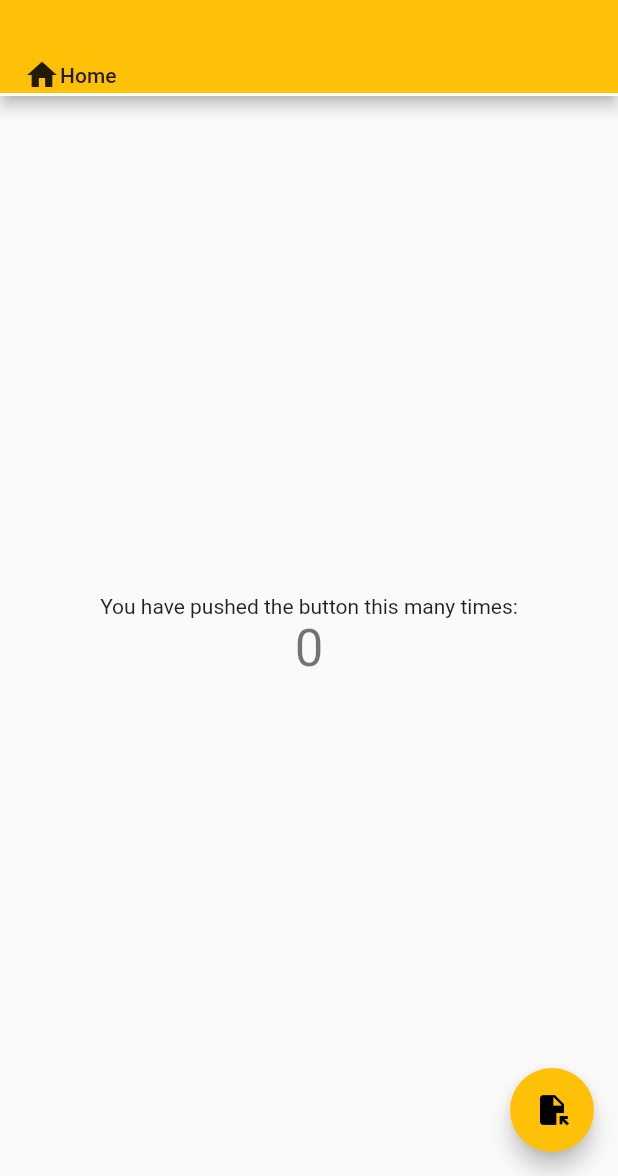
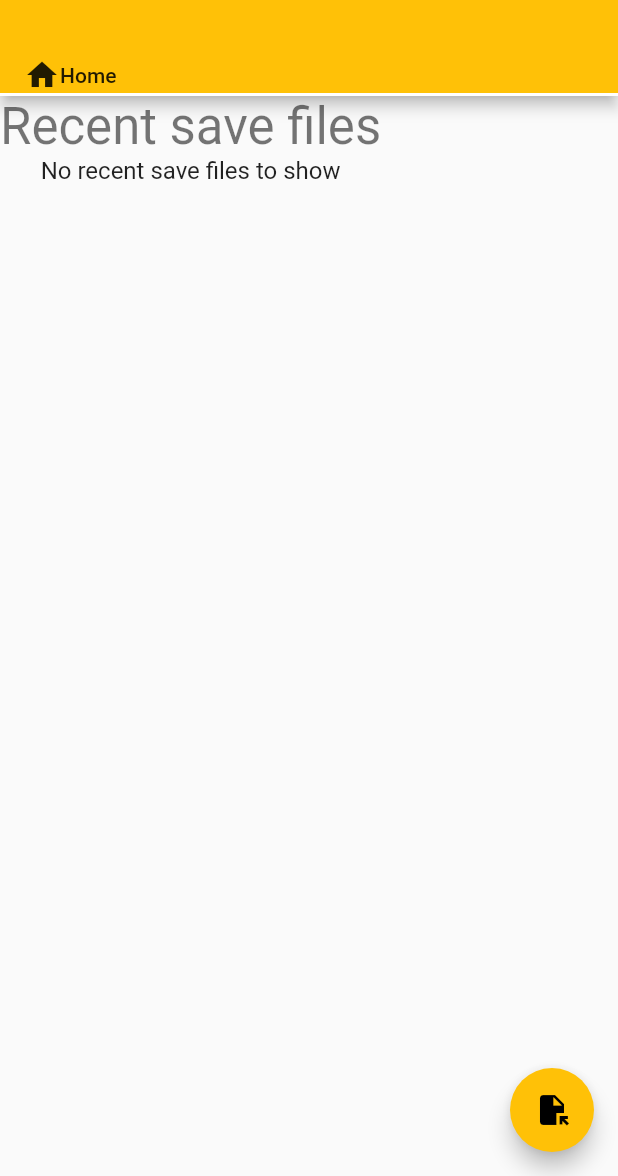
Before and after one commit to GeorgeF0/fallout-shelter-save-editor, a Flutter app: the screen it shows after launch, on a phone screen of 412 x 824 dp, the part 60-1236 px from its top. Run offline on Flutter 3.47's test engine with Material 2 defaults, Android fonts, the phone set to English and light mode, and no system bars; our stand-ins replace shared_preferences.

Commit message:
Worked on main page

```diff
--- a/lib/main.dart
+++ b/lib/main.dart
@@ -96,19 +96,38 @@ class _MyHomePageState extends State<MyHomePage> {
         text: const Text("Home"),
         body: Tab(
           child: Scaffold(
-            body: Center(
-              child: Column(
-                mainAxisAlignment: MainAxisAlignment.center,
-                children: <Widget>[
-                  const Text(
-                    'You have pushed the button this many times:',
-                  ),
-                  Text(
-                    '$_counter',
-                    style: Theme.of(context).textTheme.headline4,
-                  ),
-                ],
-              ),
+            body: Column(
+              mainAxisAlignment: MainAxisAlignment.start,
+              children: <Widget>[
+                Text(
+                  'Recent save files',
+                  style: Theme.of(context).textTheme.headline4
+                ),
+                FutureBuilder(
+                  builder: (context, snapshot) {
+                    if (snapshot.hasData) {
+                      final data = snapshot.data!;
+                      if (data.recentSaves.isEmpty) {
+                        return Text(
+                          "No recent save files to show",
+                          style: Theme.of(context).textTheme.subtitle1,
+                        );
+                      } else {
+                        return Expanded(
+                          child: ListView(
+                            children: data.recentSaves.map((x) => Text(x)).toList(),
+                          )
+                        );
+                      }
+                    } else if (snapshot.hasError) {
+                      return const Text("Could not load recent saves list");
+                    } else {
+                      return const Text("Loading recent saves list");
+                    }
+                  },
+                  future: _data,
+                ),
+              ],
             ),
             floatingActionButton: FloatingActionButton(
               onPressed: _incrementCounter,
```
